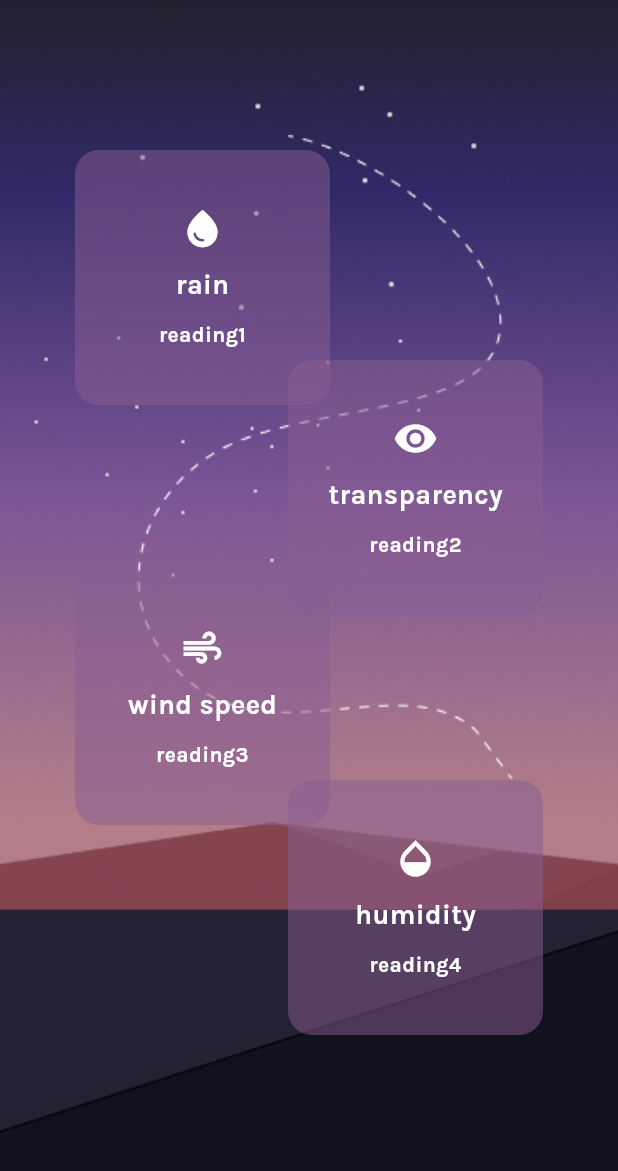
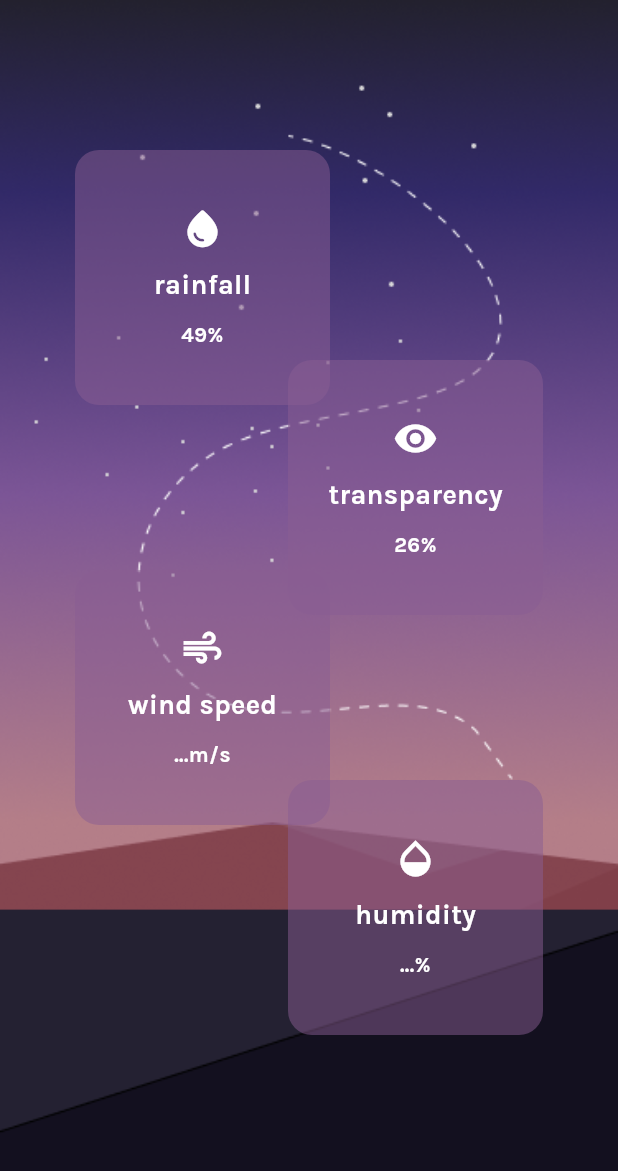
Before and after one commit to khorcarol/skyspy, a Flutter app: the WidgetPage widget shown alone on an empty page, opened directly, on a phone screen of 412 x 824 dp. Shown: the top 1171 px of the screen. Run offline on Flutter 3.47's test engine with Material 3 defaults, Android fonts, the phone set to English and light mode, and no system bars; our stand-ins replace charts_flutter, weather; network calls fail.

Commit message:
added stats to widgets page

```diff
--- a/lib/widgets.dart
+++ b/lib/widgets.dart
@@ -1,35 +1,37 @@
 import 'package:flutter/material.dart';
+import 'package:provider/provider.dart';
+import 'package:skyspy/app_state.dart';
 
 class WidgetPage extends StatelessWidget {
   const WidgetPage({super.key});
 
   @override
   Widget build(BuildContext context) {
-    return const Stack(
+    return Stack(
       alignment: Alignment.center,
       children: [
-        FractionallySizedBox(
+        const FractionallySizedBox(
           widthFactor: 1.0,
           heightFactor: 1.0,
           child: Image(
               image: AssetImage('images/widget_background.png'),
               fit: BoxFit.cover),
         ),
-        Positioned(
+        const Positioned(
           top: 100,
           left: 50,
           child: InfoBox(
               icon: Icons.water_drop_rounded,
-              title: 'rain',
-              reading: 'reading1'),
+              title: 'rainfall',
+              reading: "49%"),
         ),
-        Positioned(
+        const Positioned(
           top: 240,
           right: 50,
           child: InfoBox(
             icon: Icons.visibility,
             title: 'transparency',
-            reading: 'reading2',
+            reading: "26%",
           ),
         ),
         Positioned(
@@ -38,7 +40,7 @@ class WidgetPage extends StatelessWidget {
           child: InfoBox(
             icon: Icons.air,
             title: 'wind speed',
-            reading: 'reading3',
+            reading: "${Provider.of<WeatherData>(context).data?.windSpeed?.toInt().toString() ?? "..."}m/s",
           ),
         ),
         Positioned(
@@ -47,7 +49,7 @@ class WidgetPage extends StatelessWidget {
           child: InfoBox(
             icon: Icons.opacity,
             title: 'humidity',
-            reading: 'reading4',
+            reading: "${Provider.of<WeatherData>(context).data?.humidity?.toInt().toString() ?? "..."}%",
           ),
         ),
       ],
```
